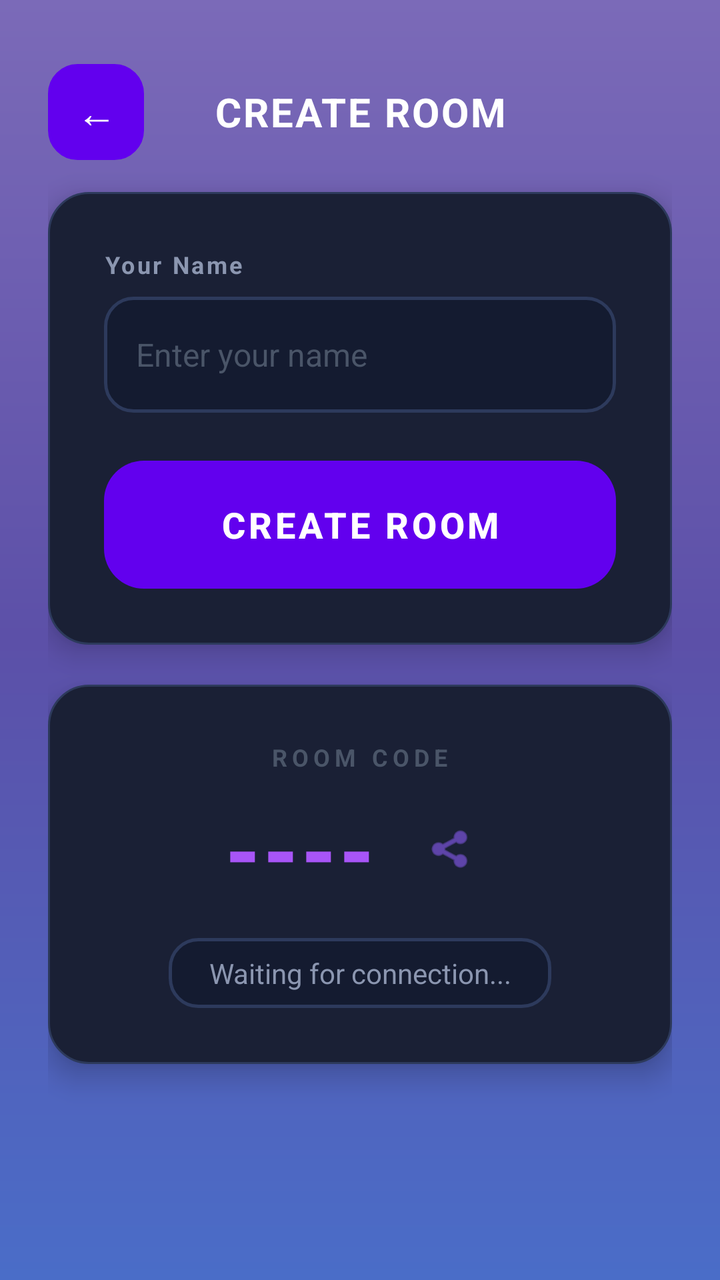
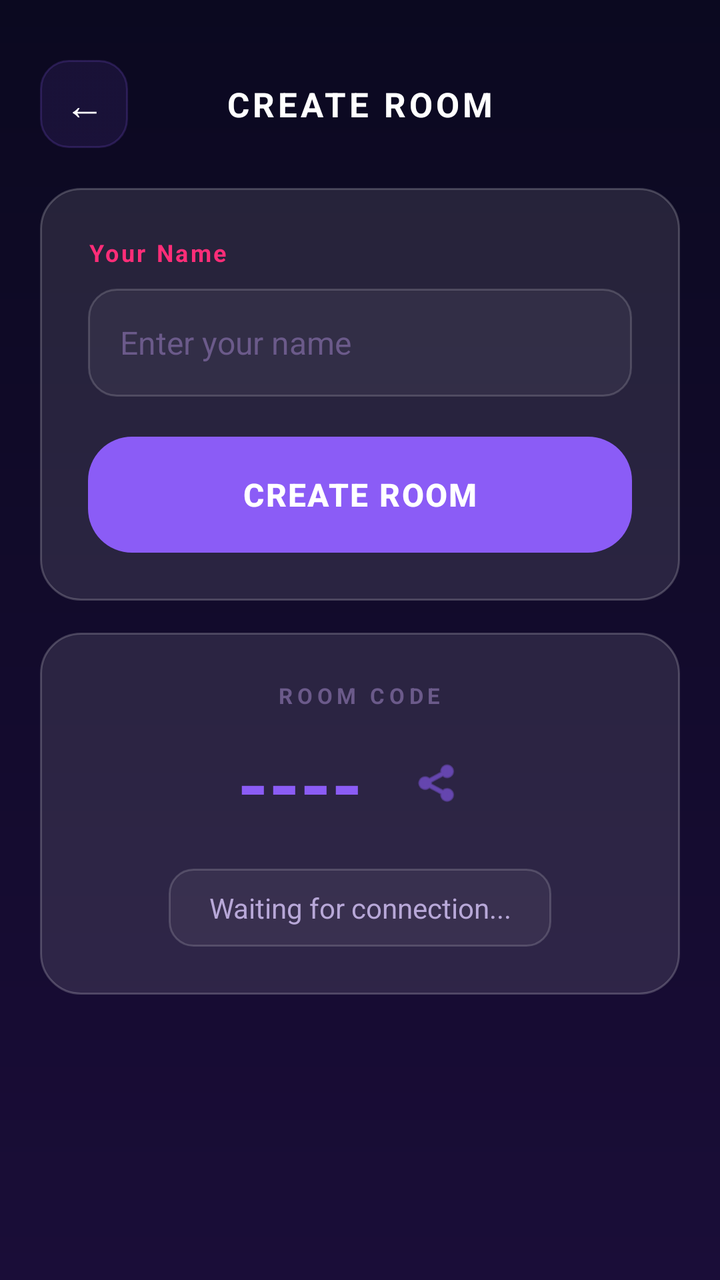

Screens rendered from an Android XML layout before and after an edit, with the pre-edit source and the edit as a unified diff.
<!-- AndroidManifest.xml: application theme Theme.Tictactoe -->
<!-- res/layout/activity_create_room.xml -->
<?xml version="1.0" encoding="utf-8"?>
<ScrollView xmlns:android="http://schemas.android.com/apk/res/android"
    xmlns:app="http://schemas.android.com/apk/res-auto"
    android:layout_width="match_parent"
    android:layout_height="match_parent"
    android:background="@drawable/gradient_bg"
    android:fillViewport="true">

    <LinearLayout
        android:layout_width="match_parent"
        android:layout_height="wrap_content"
        android:gravity="center_horizontal"
        android:orientation="vertical"
        android:padding="24dp">

        
        <LinearLayout
            android:layout_width="match_parent"
            android:layout_height="wrap_content"
            android:orientation="horizontal"
            android:gravity="center_vertical"
            android:layout_marginTop="8dp"
            android:layout_marginBottom="16dp">

            <Button
                android:id="@+id/btnBackCreate"
                android:layout_width="48dp"
                android:layout_height="48dp"
                android:background="@drawable/btn_back"
                android:stateListAnimator="@null"
                android:text="&#8592;"
                android:textColor="#FFFFFF"
                android:textSize="20sp"
                android:padding="0dp" />

            <TextView
                android:layout_width="0dp"
                android:layout_height="wrap_content"
                android:layout_weight="1"
                android:gravity="center"
                android:text="CREATE ROOM"
                android:textColor="#FFFFFF"
                android:textSize="20sp"
                android:textStyle="bold"
                android:letterSpacing="0.05" />

            <View android:layout_width="48dp" android:layout_height="48dp" />
        </LinearLayout>

        
        <LinearLayout
            android:layout_width="match_parent"
            android:layout_height="wrap_content"
            android:background="@drawable/game_card"
            android:elevation="8dp"
            android:orientation="vertical"
            android:padding="28dp">

            <TextView
                android:layout_width="wrap_content"
                android:layout_height="wrap_content"
                android:text="Your Name"
                android:textColor="#8B96B0"
                android:textSize="12sp"
                android:textStyle="bold"
                android:letterSpacing="0.1"
                android:layout_marginBottom="8dp" />

            <EditText
                android:id="@+id/etUsername"
                android:layout_width="match_parent"
                android:layout_height="58dp"
                android:background="@drawable/game_input"
                android:hint="Enter your name"
                android:inputType="textPersonName"
                android:paddingHorizontal="16dp"
                android:textColor="#FFFFFF"
                android:textColorHint="#4A5568"
                android:textSize="16sp" />

            
            <CheckBox
                android:id="@+id/cbEmulatorHost"
                android:layout_width="0dp"
                android:layout_height="0dp"
                android:visibility="gone"
                android:checked="false" />

            <FrameLayout
                android:layout_width="match_parent"
                android:layout_height="64dp"
                android:layout_marginTop="24dp">

                <Button
                    android:id="@+id/btnCreateRoomNow"
                    android:layout_width="match_parent"
                    android:layout_height="64dp"
                    android:background="@drawable/gold_button"
                    android:stateListAnimator="@null"
                    android:text="CREATE ROOM"
                    android:textAllCaps="true"
                    android:textColor="#FFFFFF"
                    android:textSize="18sp"
                    android:textStyle="bold" />

                <ProgressBar
                    android:id="@+id/progressCreate"
                    android:layout_width="32dp"
                    android:layout_height="32dp"
                    android:layout_gravity="center"
                    android:indeterminateTint="#FFFFFF"
                    android:visibility="gone" />
            </FrameLayout>
        </LinearLayout>

        
        <LinearLayout
            android:layout_width="match_parent"
            android:layout_height="wrap_content"
            android:layout_marginTop="20dp"
            android:background="@drawable/game_card"
            android:elevation="8dp"
            android:gravity="center"
            android:orientation="vertical"
            android:padding="28dp">

            <TextView
                android:layout_width="wrap_content"
                android:layout_height="wrap_content"
                android:text="ROOM CODE"
                android:textColor="#4A5568"
                android:textSize="12sp"
                android:textStyle="bold"
                android:letterSpacing="0.2" />

            <LinearLayout
                android:layout_width="wrap_content"
                android:layout_height="wrap_content"
                android:gravity="center_vertical"
                android:layout_marginTop="10dp"
                android:orientation="horizontal">

                <TextView
                    android:id="@+id/tvCreatedRoomCode"
                    android:layout_width="wrap_content"
                    android:layout_height="wrap_content"
                    android:text="----"
                    android:textColor="#A855F7"
                    android:textSize="42sp"
                    android:textStyle="bold"
                    android:fontFamily="sans-serif-black" />

                <ImageView
                    android:id="@+id/ivShareCode"
                    android:layout_width="44dp"
                    android:layout_height="44dp"
                    android:layout_marginStart="16dp"
                    android:background="?attr/selectableItemBackgroundBorderless"
                    android:padding="10dp"
                    android:src="@android:drawable/ic_menu_share"
                    app:tint="#8B5CF6" />
            </LinearLayout>

            <TextView
                android:id="@+id/tvCreateStatus"
                android:layout_width="wrap_content"
                android:layout_height="wrap_content"
                android:layout_marginTop="16dp"
                android:paddingHorizontal="20dp"
                android:paddingVertical="8dp"
                android:background="@drawable/game_input"
                android:text="Waiting for connection..."
                android:textColor="#8B96B0"
                android:textSize="14sp"
                android:gravity="center" />
        </LinearLayout>
    </LinearLayout>

</ScrollView>
<!-- resources referenced by this layout -->
<resources>
  <!-- drawable btn_back (drawable) -->
  <?xml version="1.0" encoding="utf-8"?>
  <selector xmlns:android="http://schemas.android.com/apk/res/android">
  
      <item android:state_pressed="true">
          <shape android:shape="rectangle">
              <solid android:color="#243055" />
              <corners android:radius="14dp" />
              <stroke android:width="1.5dp" android:color="#8B5CF6" />
          </shape>
      </item>
  
      <item>
          <shape android:shape="rectangle">
              <solid android:color="#1A2035" />
              <corners android:radius="14dp" />
              <stroke android:width="1.5dp" android:color="#2D3A5C" />
          </shape>
      </item>
  
  </selector>
  <!-- drawable game_card (drawable) -->
  <?xml version="1.0" encoding="utf-8"?>
  <shape xmlns:android="http://schemas.android.com/apk/res/android"
      android:shape="rectangle">
      <solid android:color="#1A2035" />
      <corners android:radius="20dp" />
      <stroke android:width="1dp" android:color="#2D3A5C" />
  </shape>
  <!-- drawable game_input (drawable) -->
  <?xml version="1.0" encoding="utf-8"?>
  <shape xmlns:android="http://schemas.android.com/apk/res/android"
      android:shape="rectangle">
      <solid android:color="#141B30" />
      <corners android:radius="14dp" />
      <stroke android:width="1.5dp" android:color="#2D3A5C" />
  </shape>
  <!-- drawable gold_button (drawable) -->
  <?xml version="1.0" encoding="utf-8"?>
  <selector xmlns:android="http://schemas.android.com/apk/res/android">
  
      
      <item android:state_pressed="true">
          <layer-list>
              <item>
                  <shape android:shape="rectangle">
                      <solid android:color="#4C1D95" />
                      <corners android:radius="20dp" />
                  </shape>
              </item>
              <item>
                  <shape android:shape="rectangle">
                      <gradient
                          android:startColor="#7C3AED"
                          android:endColor="#6D28D9"
                          android:angle="270" />
                      <corners android:radius="20dp" />
                  </shape>
              </item>
          </layer-list>
      </item>
  
      
      <item>
          <layer-list>
              
              <item android:top="6dp">
                  <shape android:shape="rectangle">
                      <solid android:color="#3B0764" />
                      <corners android:radius="20dp" />
                  </shape>
              </item>
              
              <item android:bottom="6dp">
                  <shape android:shape="rectangle">
                      <gradient
                          android:startColor="#A855F7"
                          android:endColor="#8B5CF6"
                          android:angle="270" />
                      <corners android:radius="20dp" />
                  </shape>
              </item>
          </layer-list>
      </item>
  
  </selector>
  <!-- drawable gradient_bg (drawable) -->
  <?xml version="1.0" encoding="utf-8"?>
  <shape xmlns:android="http://schemas.android.com/apk/res/android"
      android:shape="rectangle">
      <gradient
          android:startColor="#7B6AB8"
          android:centerColor="#5C50A8"
          android:endColor="#4A6DC8"
          android:angle="270"
          android:type="linear" />
  </shape>
  <style name="Theme.Tictactoe" parent="Theme.MaterialComponents.DayNight.NoActionBar">
          
          <item name="colorPrimary">@color/purple_500</item>
          <item name="colorPrimaryVariant">@color/purple_700</item>
          <item name="colorOnPrimary">@color/white</item>
          
          <item name="colorSecondary">@color/teal_200</item>
          <item name="colorSecondaryVariant">@color/teal_700</item>
          <item name="colorOnSecondary">@color/black</item>
          
          <item name="android:statusBarColor">?attr/colorPrimaryVariant</item>
          
      </style>
  <color name="purple_500">#FF6200EE</color>
  <color name="purple_700">#FF3700B3</color>
  <color name="teal_200">#FF03DAC5</color>
  <color name="teal_700">#FF018786</color>
  <color name="black">#FF000000</color>
  <!-- unchanged entries left out for length: 1 -->
</resources>

<!-- the commit's change to res/layout/activity_create_room.xml (unified diff, before → after) -->
@@ -1,37 +1,38 @@
 <?xml version="1.0" encoding="utf-8"?>
 <ScrollView xmlns:android="http://schemas.android.com/apk/res/android"
-    xmlns:app="http://schemas.android.com/apk/res-auto"
     android:layout_width="match_parent"
     android:layout_height="match_parent"
+    android:fitsSystemWindows="true"
     android:background="@drawable/gradient_bg"
-    android:fillViewport="true">
+    android:fillViewport="true"
+    android:scrollbars="none">
 
     <LinearLayout
         android:layout_width="match_parent"
         android:layout_height="wrap_content"
         android:gravity="center_horizontal"
         android:orientation="vertical"
-        android:padding="24dp">
+        android:padding="20dp">
 
         
         <LinearLayout
             android:layout_width="match_parent"
             android:layout_height="wrap_content"
-            android:orientation="horizontal"
+            android:layout_marginTop="10dp"
+            android:layout_marginBottom="20dp"
             android:gravity="center_vertical"
-            android:layout_marginTop="8dp"
-            android:layout_marginBottom="16dp">
+            android:orientation="horizontal">
 
             <Button
                 android:id="@+id/btnBackCreate"
-                android:layout_width="48dp"
-                android:layout_height="48dp"
+                android:layout_width="44dp"
+                android:layout_height="44dp"
                 android:background="@drawable/btn_back"
+                android:padding="0dp"
                 android:stateListAnimator="@null"
                 android:text="&#8592;"
                 android:textColor="#FFFFFF"
-                android:textSize="20sp"
-                android:padding="0dp" />
+                android:textSize="20sp" />
 
             <TextView
                 android:layout_width="0dp"
@@ -40,68 +41,67 @@
                 android:gravity="center"
                 android:text="CREATE ROOM"
                 android:textColor="#FFFFFF"
-                android:textSize="20sp"
+                android:textSize="17sp"
                 android:textStyle="bold"
-                android:letterSpacing="0.05" />
+                android:letterSpacing="0.1" />
 
-            <View android:layout_width="48dp" android:layout_height="48dp" />
+            <View android:layout_width="44dp" android:layout_height="44dp" />
         </LinearLayout>
 
         
         <LinearLayout
             android:layout_width="match_parent"
             android:layout_height="wrap_content"
-            android:background="@drawable/game_card"
-            android:elevation="8dp"
+            android:background="@drawable/bg_glass_card"
             android:orientation="vertical"
-            android:padding="28dp">
+            android:padding="24dp">
 
             <TextView
                 android:layout_width="wrap_content"
                 android:layout_height="wrap_content"
+                android:layout_marginBottom="10dp"
                 android:text="Your Name"
-                android:textColor="#8B96B0"
+                android:textColor="@color/neon_pink"
                 android:textSize="12sp"
                 android:textStyle="bold"
-                android:letterSpacing="0.1"
-                android:layout_marginBottom="8dp" />
+                android:letterSpacing="0.1" />
 
             <EditText
                 android:id="@+id/etUsername"
                 android:layout_width="match_parent"
-                android:layout_height="58dp"
+                android:layout_height="54dp"
                 android:background="@drawable/game_input"
                 android:hint="Enter your name"
                 android:inputType="textPersonName"
                 android:paddingHorizontal="16dp"
                 android:textColor="#FFFFFF"
-                android:textColorHint="#4A5568"
+                android:textColorHint="@color/text_tertiary"
                 android:textSize="16sp" />
 
-            
             <CheckBox
                 android:id="@+id/cbEmulatorHost"
                 android:layout_width="0dp"
                 android:layout_height="0dp"
-                android:visibility="gone"
-                android:checked="false" />
+                android:checked="false"
+                android:visibility="gone" />
 
             <FrameLayout
                 android:layout_width="match_parent"
-                android:layout_height="64dp"
-                android:layout_marginTop="24dp">
+                android:layout_height="58dp"
+                android:layout_marginTop="20dp">
 
                 <Button
                     android:id="@+id/btnCreateRoomNow"
                     android:layout_width="match_parent"
-                    android:layout_height="64dp"
-                    android:background="@drawable/gold_button"
+                    android:layout_height="58dp"
+                    android:background="@drawable/btn_orange"
                     android:stateListAnimator="@null"
                     android:text="CREATE ROOM"
                     android:textAllCaps="true"
                     android:textColor="#FFFFFF"
-                    android:textSize="18sp"
-                    android:textStyle="bold" />
+                    android:textSize="16sp"
+                    android:textStyle="bold"
+                    android:letterSpacing="0.05" />
 
                 <ProgressBar
                     android:id="@+id/progressCreate"
@@ -117,27 +117,26 @@
         <LinearLayout
             android:layout_width="match_parent"
             android:layout_height="wrap_content"
-            android:layout_marginTop="20dp"
-            android:background="@drawable/game_card"
-            android:elevation="8dp"
+            android:layout_marginTop="16dp"
+            android:background="@drawable/bg_glass_card"
             android:gravity="center"
             android:orientation="vertical"
-            android:padding="28dp">
+            android:padding="24dp">
 
             <TextView
                 android:layout_width="wrap_content"
                 android:layout_height="wrap_content"
                 android:text="ROOM CODE"
-                android:textColor="#4A5568"
-                android:textSize="12sp"
+                android:textColor="@color/text_tertiary"
+                android:textSize="11sp"
                 android:textStyle="bold"
                 android:letterSpacing="0.2" />
 
             <LinearLayout
                 android:layout_width="wrap_content"
                 android:layout_height="wrap_content"
+                android:layout_marginTop="10dp"
                 android:gravity="center_vertical"
-                android:layout_marginTop="10dp"
                 android:orientation="horizontal">
 
                 <TextView
@@ -145,10 +144,9 @@
                     android:layout_width="wrap_content"
                     android:layout_height="wrap_content"
                     android:text="----"
-                    android:textColor="#A855F7"
-                    android:textSize="42sp"
-                    android:textStyle="bold"
-                    android:fontFamily="sans-serif-black" />
+                    android:textColor="@color/neon_purple"
+                    android:textSize="40sp"
+                    android:textStyle="bold" />
 
                 <ImageView
                     android:id="@+id/ivShareCode"
@@ -158,7 +156,7 @@
                     android:background="?attr/selectableItemBackgroundBorderless"
                     android:padding="10dp"
                     android:src="@android:drawable/ic_menu_share"
-                    app:tint="#8B5CF6" />
+                    android:tint="@color/neon_purple" />
             </LinearLayout>
 
             <TextView
@@ -166,14 +164,15 @@
                 android:layout_width="wrap_content"
                 android:layout_height="wrap_content"
                 android:layout_marginTop="16dp"
+                android:background="@drawable/bg_room_input"
+                android:gravity="center"
                 android:paddingHorizontal="20dp"
-                android:paddingVertical="8dp"
-                android:background="@drawable/game_input"
+                android:paddingVertical="10dp"
                 android:text="Waiting for connection..."
-                android:textColor="#8B96B0"
-                android:textSize="14sp"
-                android:gravity="center" />
+                android:textColor="@color/text_secondary"
+                android:textSize="14sp" />
         </LinearLayout>
+
     </LinearLayout>
 
 </ScrollView>
<!-- resource entries referenced after the edit -->
@@ -1,120 +1,143 @@
 <!-- resources referenced by this layout -->
 <resources>
+  <color name="neon_pink">#FFFF2D78</color>
+  <color name="neon_purple">#FF8B5CF6</color>
+  <color name="text_secondary">#FFB8A8D8</color>
+  <color name="text_tertiary">#FF6B5A8A</color>
+  <!-- drawable bg_glass_card (drawable) -->
+  <?xml version="1.0" encoding="utf-8"?>
+  <shape xmlns:android="http://schemas.android.com/apk/res/android"
+      android:shape="rectangle">
+      <solid android:color="#1AFFFFFF" />
+      <corners android:radius="20dp" />
+      <stroke android:width="1dp" android:color="#33FFFFFF" />
+  </shape>
+  <!-- drawable bg_room_input (drawable) -->
+  <?xml version="1.0" encoding="utf-8"?>
+  <shape xmlns:android="http://schemas.android.com/apk/res/android"
+      android:shape="rectangle">
+      <solid android:color="#0DFFFFFF" />
+      <corners android:radius="12dp" />
+      <stroke android:width="1dp" android:color="#2AFFFFFF" />
+  </shape>
   <!-- drawable btn_back (drawable) -->
   <?xml version="1.0" encoding="utf-8"?>
   <selector xmlns:android="http://schemas.android.com/apk/res/android">
   
       <item android:state_pressed="true">
           <shape android:shape="rectangle">
-              <solid android:color="#243055" />
+              <solid android:color="#33FFFFFF" />
               <corners android:radius="14dp" />
-              <stroke android:width="1.5dp" android:color="#8B5CF6" />
+              <stroke android:width="1dp" android:color="#55FFFFFF" />
           </shape>
       </item>
   
       <item>
           <shape android:shape="rectangle">
-              <solid android:color="#1A2035" />
+              <solid android:color="#1AFFFFFF" />
               <corners android:radius="14dp" />
-              <stroke android:width="1.5dp" android:color="#2D3A5C" />
+              <stroke android:width="1dp" android:color="#33FFFFFF" />
           </shape>
       </item>
   
   </selector>
-  <!-- drawable game_card (drawable) -->
-  <?xml version="1.0" encoding="utf-8"?>
-  <shape xmlns:android="http://schemas.android.com/apk/res/android"
-      android:shape="rectangle">
-      <solid android:color="#1A2035" />
-      <corners android:radius="20dp" />
-      <stroke android:width="1dp" android:color="#2D3A5C" />
-  </shape>
-  <!-- drawable game_input (drawable) -->
-  <?xml version="1.0" encoding="utf-8"?>
-  <shape xmlns:android="http://schemas.android.com/apk/res/android"
-      android:shape="rectangle">
-      <solid android:color="#141B30" />
-      <corners android:radius="14dp" />
-      <stroke android:width="1.5dp" android:color="#2D3A5C" />
-  </shape>
-  <!-- drawable gold_button (drawable) -->
+  <!-- drawable btn_orange (drawable) -->
   <?xml version="1.0" encoding="utf-8"?>
   <selector xmlns:android="http://schemas.android.com/apk/res/android">
   
-      
       <item android:state_pressed="true">
           <layer-list>
               <item>
                   <shape android:shape="rectangle">
-                      <solid android:color="#4C1D95" />
-                      <corners android:radius="20dp" />
+                      <solid android:color="#D97706" />
+                      <corners android:radius="22dp" />
                   </shape>
               </item>
               <item>
                   <shape android:shape="rectangle">
                       <gradient
-                          android:startColor="#7C3AED"
-                          android:endColor="#6D28D9"
+                          android:startColor="#FBBF24"
+                          android:endColor="#F59E0B"
                           android:angle="270" />
-                      <corners android:radius="20dp" />
+                      <corners android:radius="22dp" />
                   </shape>
               </item>
           </layer-list>
       </item>
   
-      
       <item>
           <layer-list>
-              
-              <item android:top="6dp">
+              <item android:top="7dp">
                   <shape android:shape="rectangle">
-                      <solid android:color="#3B0764" />
-                      <corners android:radius="20dp" />
+                      <solid android:color="#92400E" />
+                      <corners android:radius="22dp" />
                   </shape>
               </item>
-              
-              <item android:bottom="6dp">
+              <item android:bottom="7dp">
                   <shape android:shape="rectangle">
                       <gradient
-                          android:startColor="#A855F7"
-                          android:endColor="#8B5CF6"
+                          android:startColor="#FCD34D"
+                          android:endColor="#F59E0B"
                           android:angle="270" />
-                      <corners android:radius="20dp" />
+                      <corners android:radius="22dp" />
                   </shape>
               </item>
           </layer-list>
       </item>
   
   </selector>
+  <!-- drawable game_input (drawable) -->
+  <?xml version="1.0" encoding="utf-8"?>
+  <shape xmlns:android="http://schemas.android.com/apk/res/android"
+      android:shape="rectangle">
+      <solid android:color="#0DFFFFFF" />
+      <corners android:radius="14dp" />
+      <stroke android:width="1dp" android:color="#2AFFFFFF" />
+  </shape>
   <!-- drawable gradient_bg (drawable) -->
   <?xml version="1.0" encoding="utf-8"?>
   <shape xmlns:android="http://schemas.android.com/apk/res/android"
       android:shape="rectangle">
       <gradient
-          android:startColor="#7B6AB8"
-          android:centerColor="#5C50A8"
-          android:endColor="#4A6DC8"
+          android:startColor="@color/gradient_start"
+          android:endColor="@color/gradient_end"
           android:angle="270"
           android:type="linear" />
   </shape>
   <style name="Theme.Tictactoe" parent="Theme.MaterialComponents.DayNight.NoActionBar">
-          
-          <item name="colorPrimary">@color/purple_500</item>
-          <item name="colorPrimaryVariant">@color/purple_700</item>
+          <item name="colorPrimary">@color/neon_purple</item>
+          <item name="colorPrimaryVariant">@color/btn_purple_start</item>
           <item name="colorOnPrimary">@color/white</item>
-          
-          <item name="colorSecondary">@color/teal_200</item>
-          <item name="colorSecondaryVariant">@color/teal_700</item>
-          <item name="colorOnSecondary">@color/black</item>
-          
-          <item name="android:statusBarColor">?attr/colorPrimaryVariant</item>
-          
+          <item name="colorSecondary">@color/neon_cyan</item>
+          <item name="colorSecondaryVariant">@color/btn_blue_start</item>
+          <item name="colorOnSecondary">@color/white</item>
+          <item name="android:statusBarColor">@android:color/transparent</item>
+          <item name="android:windowLightStatusBar" tools:targetApi="23">false</item>
+          <item name="colorSurface">@color/game_bg_bottom</item>
+          <item name="colorOnSurface">@color/white</item>
+          <item name="switchStyle">@style/NeonSwitchStyle</item>
+          <item name="android:windowAnimationStyle">@style/GameWindowAnimation</item>
       </style>
-  <color name="purple_500">#FF6200EE</color>
-  <color name="purple_700">#FF3700B3</color>
-  <color name="teal_200">#FF03DAC5</color>
-  <color name="teal_700">#FF018786</color>
-  <color name="black">#FF000000</color>
+  <color name="gradient_start">#FF0B0920</color>
+  <color name="gradient_end">#FF1A0D38</color>
+  <color name="btn_purple_start">#FF7B4FD0</color>
+  <color name="neon_cyan">#FF06B6D4</color>
+  <color name="btn_blue_start">#FF1E88E5</color>
+  <color name="game_bg_bottom">#FF1A0D38</color>
+  <style name="NeonSwitchStyle" parent="Widget.MaterialComponents.CompoundButton.Switch">
+          <item name="thumbTint">@color/switch_thumb_color</item>
+          <item name="trackTint">@color/switch_track_color</item>
+      </style>
+  <style name="GameWindowAnimation" parent="@android:style/Animation.Activity">
+          <item name="android:activityOpenEnterAnimation">@anim/page_in_right</item>
+          <item name="android:activityOpenExitAnimation">@anim/page_out_left</item>
+          <item name="android:activityCloseEnterAnimation">@anim/page_in_left</item>
+          <item name="android:activityCloseExitAnimation">@anim/page_out_right</item>
+          <item name="android:taskOpenEnterAnimation">@anim/page_in_right</item>
+          <item name="android:taskOpenExitAnimation">@anim/page_out_left</item>
+          <item name="android:taskCloseEnterAnimation">@anim/page_in_left</item>
+          <item name="android:taskCloseExitAnimation">@anim/page_out_right</item>
+      </style>
   <!-- unchanged entries left out for length: 1 -->
 </resources>
 
